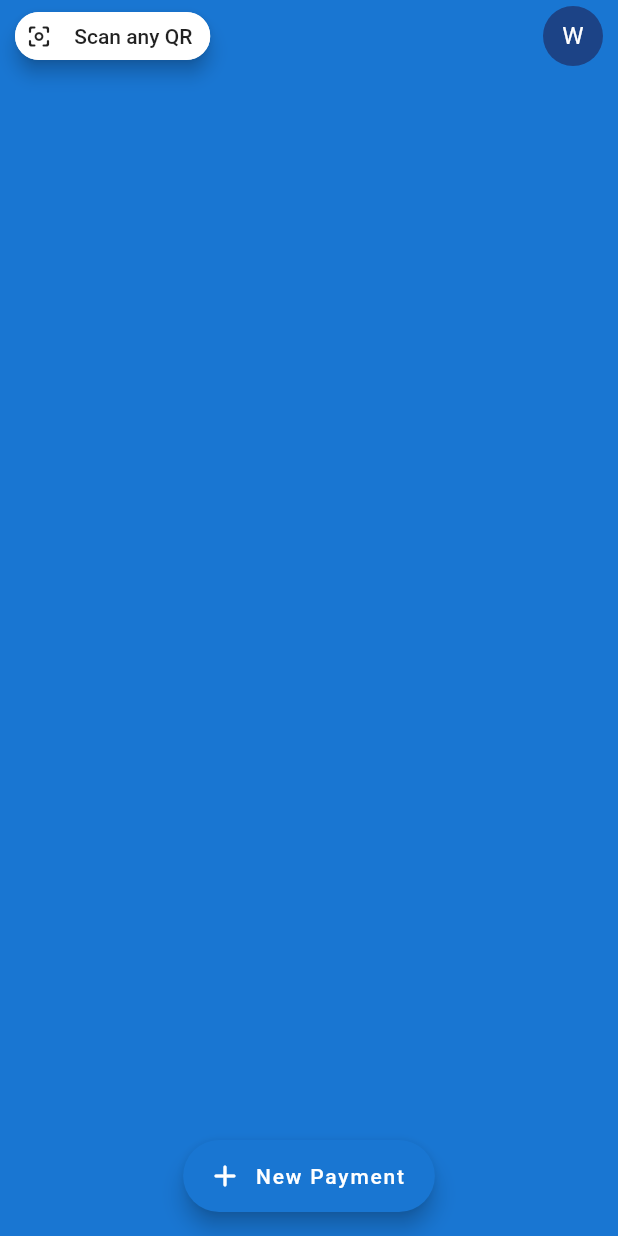
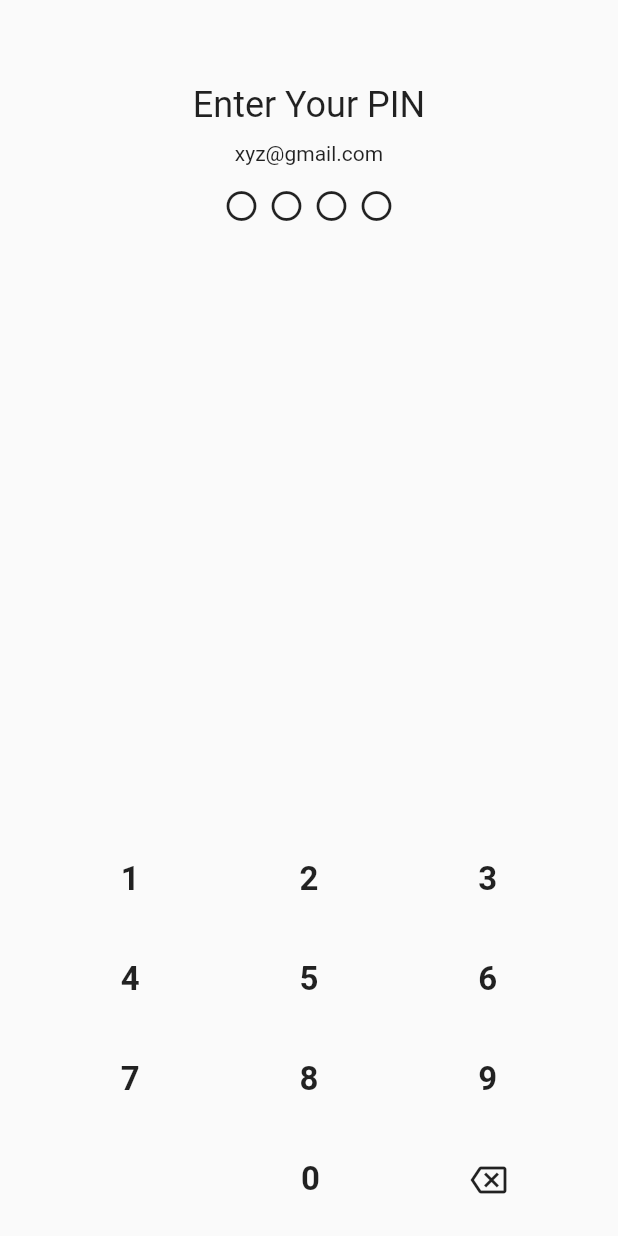
Before and after one commit to svarunid/gpay_ui_rep, a Flutter app: the screen it shows after launch, on a phone screen of 412 x 824 dp. Run offline on Flutter 3.47's test engine with Material 2 defaults, Android fonts, the phone set to English and light mode, and no system bars; our stand-ins replace flutter_hooks, nb_utils; missing offline and left inert: snapping_sheet.

Commit message:
lockscreen UI completed

```diff
--- a/lib/main.dart
+++ b/lib/main.dart
@@ -2,6 +2,7 @@ import 'package:flutter/material.dart';
 import 'package:flutter/rendering.dart';
 
 import 'package:flutter_hooks/flutter_hooks.dart';
+import 'package:gpay_ui_rep/screens/lock_screen.dart';
 import 'package:nb_utils/nb_utils.dart';
 import 'package:snapping_sheet/snapping_sheet.dart';
 
@@ -29,7 +30,7 @@ class MyApp extends StatelessWidget {
           secondary: Colors.blue[700]!,
         ),
       ),
-      home: HomePage(),
+      home: LockScreen(),
       debugShowCheckedModeBanner: false,
     );
   }
@@ -73,7 +74,7 @@ class HomePage extends HookWidget {
           if (sheetPosition.relativeToSheetHeight == 0.09) {
             animationController.forward();
           }
-          if (sheetPosition.relativeToSheetHeight == 0.7 &&
+          if (sheetPosition.relativeToSheetHeight >= 0.7 &&
               animationController.isCompleted) {
             animationController.reverse();
           }
@@ -166,6 +167,7 @@ class HomePage extends HookWidget {
       floatingActionButton: SlideTransition(
         position: animation,
         child: FloatingActionButton.extended(
+          backgroundColor: Colors.blueAccent[400],
           onPressed: () {},
           label: const Text(
             "New Payment",
@@ -221,13 +223,13 @@ class HomePage extends HookWidget {
         ActionChip(
           backgroundColor: Colors.blue[50],
           onPressed: () {},
-          label: Text(
+          label: const Text(
             "Explore",
-            style: TextStyle(color: Colors.blue[700], fontSize: 16),
+            style: TextStyle(color: Colors.blue, fontSize: 16),
           ),
-          avatar: Icon(
+          avatar: const Icon(
             Icons.shopping_bag_outlined,
-            color: Colors.blue[700],
+            color: Colors.blue,
             size: 20,
           ),
           padding: const EdgeInsets.all(8),
--- /dev/null
+++ b/lib/screens/lock_screen.dart
@@ -0,0 +1,151 @@
+import 'package:flutter/material.dart';
+
+import 'package:flutter_hooks/flutter_hooks.dart';
+import 'package:nb_utils/nb_utils.dart';
+
+class LockScreen extends HookWidget {
+  LockScreen({Key? key}) : super(key: key);
+  final IconData icon_empty = Icons.circle_outlined;
+
+  final IconData icon_filled = Icons.circle_rounded;
+
+  @override
+  Widget build(BuildContext context) {
+    ValueNotifier<String> pin = useState<String>("");
+    AnimationController animationController =
+        useAnimationController(duration: 750.milliseconds)..repeat();
+    int animationValue = useAnimation(IntTween(begin: 1, end: 4).animate(
+        CurvedAnimation(parent: animationController, curve: Curves.linear)));
+
+    Widget keyNum(number) {
+      return InkWell(
+        borderRadius: BorderRadius.circular(50),
+        onTap: () {
+          if (pin.value.length < 4) {
+            pin.value += number;
+          } else if (pin.value.length == 4) {
+            animationController.forward();
+          }
+        },
+        child: Padding(
+          padding: const EdgeInsets.symmetric(horizontal: 26, vertical: 16),
+          child: Text(
+            number,
+            style: TextStyle(
+              fontWeight: FontWeight.bold,
+              fontSize: 22,
+            ),
+          ),
+        ),
+      );
+    }
+
+    return SafeArea(
+        child: Scaffold(
+      body: Container(
+        padding: const EdgeInsets.only(top: kToolbarHeight),
+        child: Column(
+          mainAxisSize: MainAxisSize.max,
+          children: [
+            Text(
+              "Enter Your PIN",
+              style: TextStyle(
+                fontSize: 24,
+                fontWeight: FontWeight.w400,
+              ),
+            ),
+            10.height,
+            Text("xyz@gmail.com"),
+            15.height,
+            pin.value.length >= 4
+                ? Row(
+                    mainAxisAlignment: MainAxisAlignment.center,
+                    children: [
+                      Icon(Icons.circle_sharp,
+                          color: animationValue == 1
+                              ? Colors.grey
+                              : Colors.grey[400]),
+                      5.width,
+                      Icon(Icons.circle_sharp,
+                          color: animationValue == 2
+                              ? Colors.grey
+                              : Colors.grey[400]),
+                      5.width,
+                      Icon(Icons.circle_sharp,
+                          color: animationValue == 3
+                              ? Colors.grey
+                              : Colors.grey[400]),
+                      5.width,
+                      Icon(Icons.circle_sharp,
+                          color: animationValue == 4
+                              ? Colors.grey
+                              : Colors.grey[400]),
+                    ],
+                  )
+                : Row(
+                    mainAxisAlignment: MainAxisAlignment.center,
+                    children: [
+                      Icon(pin.value.length >= 1 ? icon_filled : icon_empty),
+                      6.width,
+                      Icon(pin.value.length >= 2 ? icon_filled : icon_empty),
+                      6.width,
+                      Icon(pin.value.length >= 3 ? icon_filled : icon_empty),
+                      6.width,
+                      Icon(pin.value.length >= 4 ? icon_filled : icon_empty),
+                    ],
+                  ),
+            Spacer(),
+            SizedBox(
+              height: 275,
+              child: Column(
+                mainAxisAlignment: MainAxisAlignment.spaceEvenly,
+                children: [
+                  Row(
+                    mainAxisAlignment: MainAxisAlignment.spaceEvenly,
+                    children: [
+                      keyNum("1"),
+                      keyNum("2"),
+                      keyNum("3"),
+                    ],
+                  ),
+                  Row(
+                    mainAxisAlignment: MainAxisAlignment.spaceEvenly,
+                    children: [
+                      keyNum("4"),
+                      keyNum("5"),
+                      keyNum("6"),
+                    ],
+                  ),
+                  Row(
+                    mainAxisAlignment: MainAxisAlignment.spaceEvenly,
+                    children: [
+                      keyNum("7"),
+                      keyNum("8"),
+                      keyNum("9"),
+                    ],
+                  ),
+                  Row(
+                    mainAxisAlignment: MainAxisAlignment.spaceEvenly,
+                    children: [
+                      50.width,
+                      keyNum("0"),
+                      IconButton(
+                        onPressed: () {
+                          if (pin.value.length > 0 && pin.value.length < 4) {
+                            pin.value =
+                                pin.value.substring(0, pin.value.length - 1);
+                          }
+                        },
+                        icon: Icon(Icons.backspace_outlined),
+                      )
+                    ],
+                  )
+                ],
+              ),
+            )
+          ],
+        ),
+      ),
+    ));
+  }
+}
```
Also changed, not shown: 1 other file.
